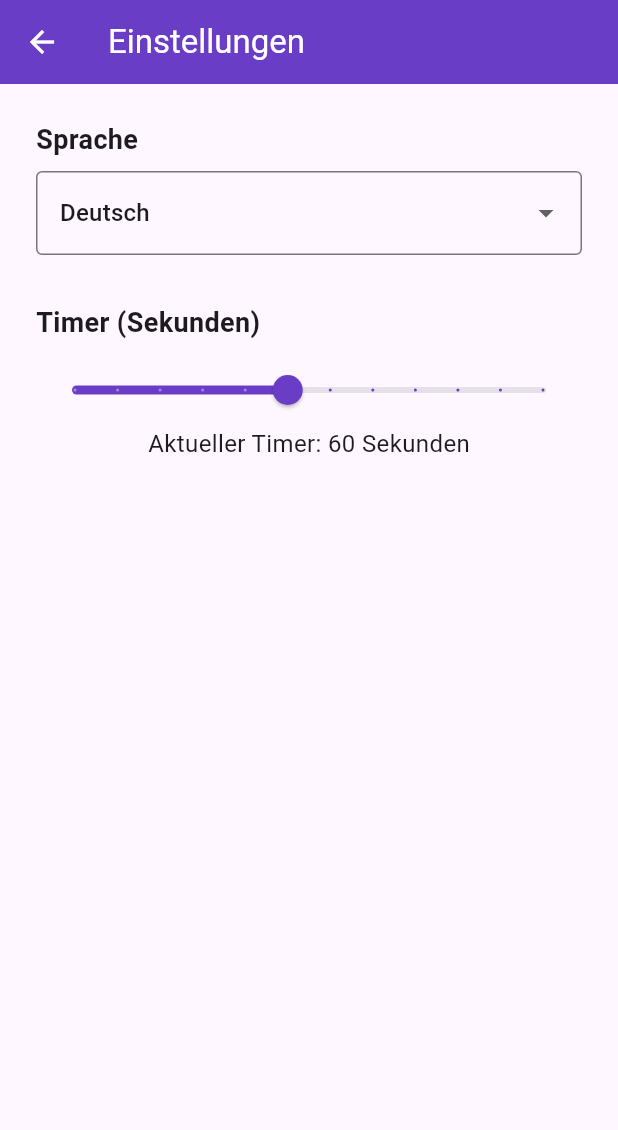
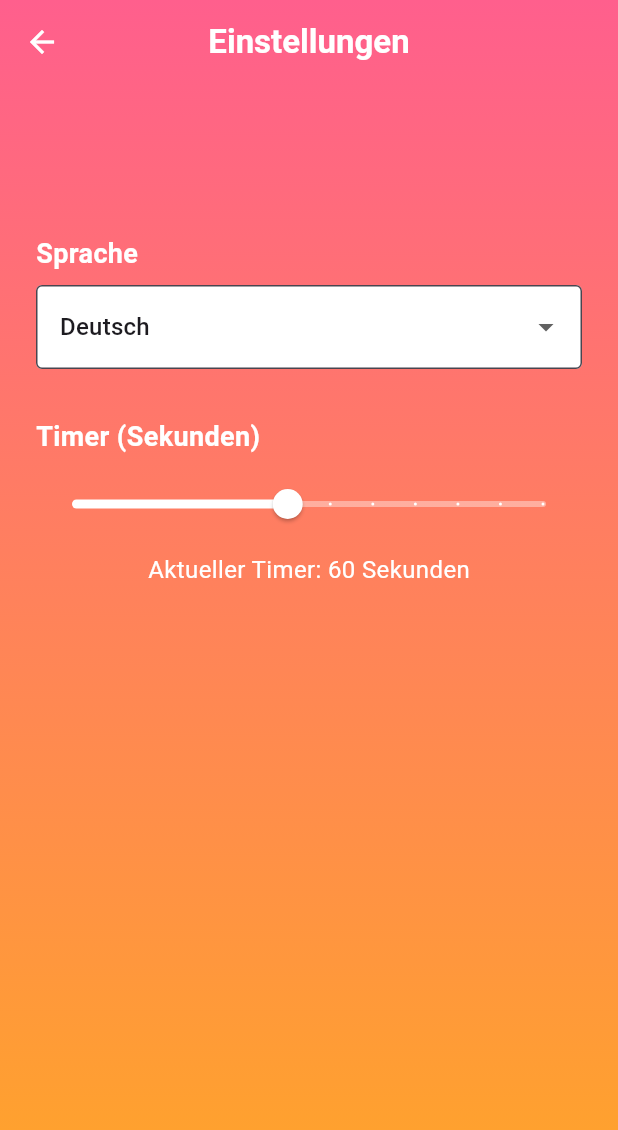
Before and after one commit to Gibbybby/charade, a Flutter app: the SettingsScreen screen opened directly, on a phone screen of 412 x 824 dp. Shown: the top 1130 px of the screen. Run offline on Flutter 3.47's test engine with Material 3 defaults, Android fonts, the phone set to English and light mode, and no system bars.

Commit message:
settings design update

```diff
--- a/apps/charadex/lib/settings.dart
+++ b/apps/charadex/lib/settings.dart
@@ -1,6 +1,6 @@
 import 'package:flutter/material.dart';
 import 'package:provider/provider.dart';
-import 'app_state.dart'; // Achte darauf, dass der Pfad korrekt ist
+import 'app_state.dart';
 
 class SettingsScreen extends StatelessWidget {
   const SettingsScreen({Key? key}) : super(key: key);
@@ -13,22 +13,40 @@ class SettingsScreen extends StatelessWidget {
     final sliderValue = appState.timerSeconds.clamp(10, 120).toDouble();
 
     return Scaffold(
+      extendBodyBehindAppBar: true, // AppBar über den Hintergrund
       appBar: AppBar(
-        title: const Text('Einstellungen'),
-        backgroundColor: const Color(0xFF6A3DC7),
-        foregroundColor: Colors.white,
+        backgroundColor: Colors.transparent,
+        elevation: 0,
+        centerTitle: true,
+        title: const Text(
+          'Einstellungen',
+          style: TextStyle(fontWeight: FontWeight.bold, color: Colors.white),
         ),
-      body: Padding(
-        padding: const EdgeInsets.all(24.0),
-        child: Column(
-          crossAxisAlignment: CrossAxisAlignment.start,
+        iconTheme: const IconThemeData(color: Colors.white),
+      ),
+      body: Container(
+        decoration: const BoxDecoration(
+          gradient: LinearGradient(
+            begin: Alignment.topCenter,
+            end: Alignment.bottomCenter,
+            colors: [Color(0xFFFF5F8D), Color(0xFFFFA726)],
+          ),
+        ),
+        child: Padding(
+          padding: const EdgeInsets.fromLTRB(24, 100, 24, 24),
+          child: ListView(
             children: [
               const Text(
                 'Sprache',
-              style: TextStyle(fontSize: 18, fontWeight: FontWeight.bold),
+                style: TextStyle(
+                  fontSize: 18,
+                  fontWeight: FontWeight.bold,
+                  color: Colors.white,
+                ),
               ),
               const SizedBox(height: 8),
               DropdownButtonFormField<String>(
+                dropdownColor: Colors.white,
                 value: appState.language,
                 items:
                     _languages
@@ -42,12 +60,20 @@ class SettingsScreen extends StatelessWidget {
                     appState.setLanguage(newLang);
                   }
                 },
-              decoration: const InputDecoration(border: OutlineInputBorder()),
+                decoration: const InputDecoration(
+                  filled: true,
+                  fillColor: Colors.white,
+                  border: OutlineInputBorder(),
+                ),
               ),
               const SizedBox(height: 32),
               const Text(
                 'Timer (Sekunden)',
-              style: TextStyle(fontSize: 18, fontWeight: FontWeight.bold),
+                style: TextStyle(
+                  fontSize: 18,
+                  fontWeight: FontWeight.bold,
+                  color: Colors.white,
+                ),
               ),
               const SizedBox(height: 8),
               Slider(
@@ -59,17 +85,20 @@ class SettingsScreen extends StatelessWidget {
                 onChanged: (newValue) {
                   appState.setTimer(newValue.round());
                 },
-              activeColor: const Color(0xFF6A3DC7),
+                activeColor: Colors.white,
+                inactiveColor: Colors.white38,
               ),
+              const SizedBox(height: 8),
               Center(
                 child: Text(
                   'Aktueller Timer: ${appState.timerSeconds} Sekunden',
-                style: const TextStyle(fontSize: 16),
+                  style: const TextStyle(fontSize: 16, color: Colors.white),
                 ),
               ),
             ],
           ),
         ),
+      ),
     );
   }
 }
```
Lines whose indentation alone changed are shown as unchanged.
